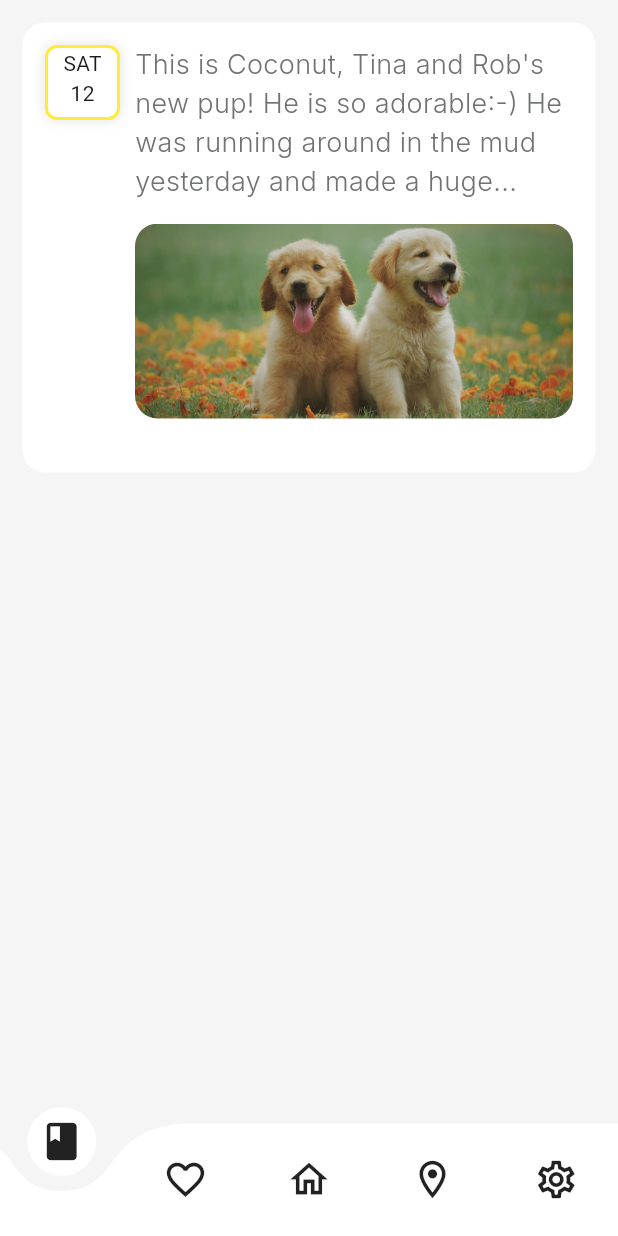
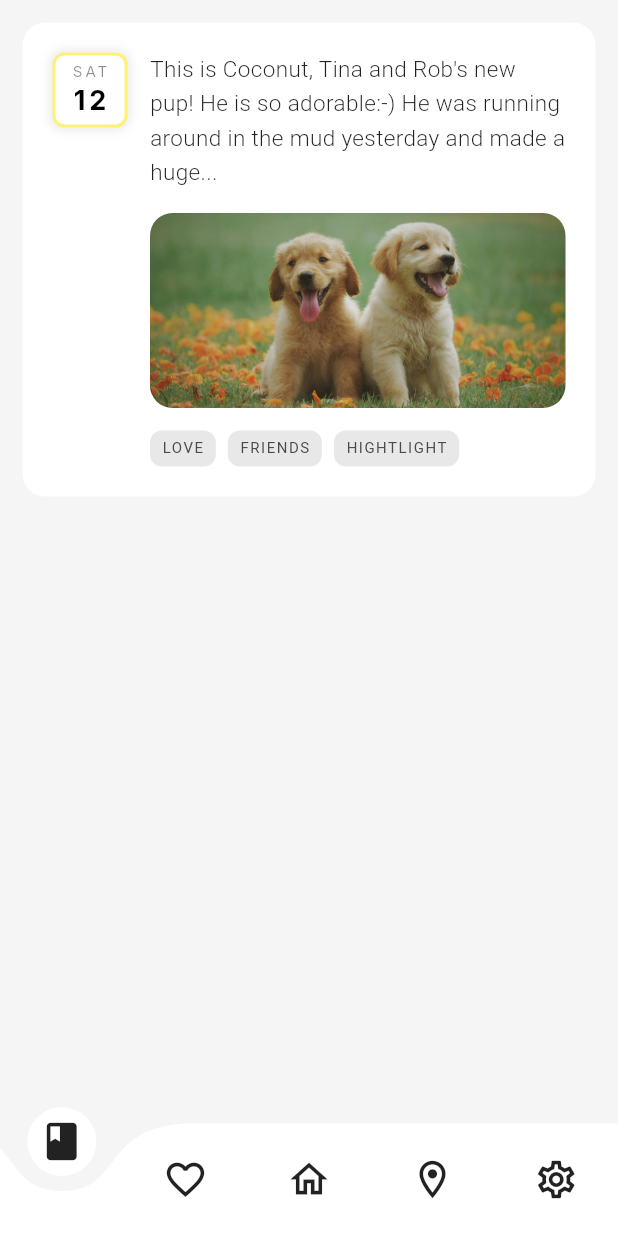
Before and after one commit to orozbaevelmar/Flutter_Start_Journey, a Flutter app: the NavigationBarScreen screen opened directly, on a phone screen of 412 x 824 dp. Run offline on Flutter 3.47's test engine with Material 3 defaults, Android fonts, the phone set to English and light mode, and no system bars; drawn by our look-alikes of curved_navigation_bar; our stand-ins replace dartz, equatable, flutter_bloc, flutter_secure_storage, fluttertoast, geolocator and 5 more; missing offline and left inert: yandex_mapkit; accounts and stored records are empty.

Commit message:
Into Journal screen added some categories

```diff
--- a/lib/u_presentation/screen/trip_journal/trip_journal.dart
+++ b/lib/u_presentation/screen/trip_journal/trip_journal.dart
@@ -1,7 +1,7 @@
 import 'package:flutter/material.dart';
+import 'package:google_fonts/google_fonts.dart';
 import 'package:start_journey/utils/constants/box_shadow.dart';
 import 'package:start_journey/utils/constants/color_const.dart';
-import 'package:start_journey/utils/constants/text_style_const.dart';
 
 class TripJournal extends StatelessWidget {
   TripJournal({super.key});
@@ -14,6 +14,8 @@ class TripJournal extends StatelessWidget {
     'With other words, he will build a route of places, with help of Latitude and Longtitude,'
   ];
 
+  final someWordsList = ['love', 'friends', 'hightlight'];
+
   final String str =
       'This is Coconut, Tina and Rob\'s new pup! He is so adorable:-) He was running around in the mud yesterday and made a huge...';
 
@@ -25,8 +27,7 @@ class TripJournal extends StatelessWidget {
         child: Column(
           children: [
             Container(
-              height: 300,
-              padding: EdgeInsets.all(15),
+              padding: EdgeInsets.all(20),
               decoration: BoxDecoration(
                 color: MColor.white,
                 borderRadius: BorderRadius.all(Radius.circular(15)),
@@ -35,7 +36,7 @@ class TripJournal extends StatelessWidget {
                 crossAxisAlignment: CrossAxisAlignment.start,
                 children: [
                   _buildData(),
-                  SizedBox(width: 10),
+                  SizedBox(width: 15),
                   Expanded(
                     child: Column(
                       children: [
@@ -43,7 +44,14 @@ class TripJournal extends StatelessWidget {
                           str,
                           maxLines: 4,
                           overflow: TextOverflow.ellipsis,
-                          style: MTextStyle.Regular18,
+                          style: GoogleFonts.roboto(
+                            textStyle: TextStyle(
+                              fontWeight: FontWeight.w300,
+                              fontSize: 15,
+                              height: 1.5,
+                              color: Colors.black87,
+                            ),
+                          ),
                         ),
                         SizedBox(height: 15),
                         /* Container(
@@ -60,6 +68,37 @@ class TripJournal extends StatelessWidget {
                               image: AssetImage('images/journal/dog.jpeg'),
                             ),
                           ),
+                        ),
+                        SizedBox(height: 15),
+                        Row(
+                          children: [
+                            for (int i = 0; i < someWordsList.length; i++)
+                              Container(
+                                margin: i != someWordsList.length
+                                    ? EdgeInsets.only(right: 8)
+                                    : EdgeInsets.zero,
+                                padding: EdgeInsets.symmetric(
+                                  horizontal: 8,
+                                  vertical: 2,
+                                ),
+                                decoration: BoxDecoration(
+                                  borderRadius: BorderRadius.circular(8),
+                                  color: MColor.gray_02,
+                                ),
+                                child: Text(
+                                  someWordsList[i].toUpperCase(),
+                                  style: GoogleFonts.roboto(
+                                    textStyle: TextStyle(
+                                      fontWeight: FontWeight.w400,
+                                      fontSize: 10,
+                                      height: 2,
+                                      letterSpacing: 1,
+                                      color: MColor.gray,
+                                    ),
+                                  ),
+                                ),
+                              ),
+                          ],
                         ),
                       ],
                     ),
@@ -86,16 +125,37 @@ class TripJournal extends StatelessWidget {
         borderRadius: BorderRadius.all(Radius.circular(8)),
         border: Border.all(
           width: 2,
-          color: MColor.yellow,
+          color: Colors.yellow.shade300,
         ),
       ),
       child: Column(
+        mainAxisAlignment: MainAxisAlignment.center,
+        crossAxisAlignment: CrossAxisAlignment.center,
         children: [
           Text(
             'SAT',
-            //  style: MTextStyle.Medium30,
+            style: GoogleFonts.inter(
+              textStyle: TextStyle(
+                fontWeight: FontWeight.w400,
+                fontSize: 10,
+                //eight: 1,
+                color: Colors.black45,
+                letterSpacing: 2,
+              ),
+            ),
           ),
-          Text('12'),
+          Text(
+            '12',
+            style: GoogleFonts.inter(
+              textStyle: TextStyle(
+                fontWeight: FontWeight.w700,
+                fontSize: 18,
+                letterSpacing: 2.5,
+                //eight: 1,
+                color: Colors.black,
+              ),
+            ),
+          ),
         ],
       ),
     );
--- a/lib/utils/constants/color_const.dart
+++ b/lib/utils/constants/color_const.dart
@@ -4,6 +4,7 @@ class MColor {
   static const dark = Color(0xFF6D7A77);
   static const black = Colors.black;
   static const yellow = Colors.yellow;
+  static const yellow2 = Colors.yellowAccent;
 
   static const greenPrimary = Color(0xFF5DB075);
   static const greenSecondary = Color(0xFF4B9460);
--- a/lib/utils/constants/text_style_const.dart
+++ b/lib/utils/constants/text_style_const.dart
@@ -114,7 +114,8 @@ class MTextStyle {
       color: Color(0xFF717372),
     ),
   );
-  static final h1_regular20 = GoogleFonts.roboto(
+  static TextStyle h1_regular20(Color color) {
+    return GoogleFonts.roboto(
       textStyle: const TextStyle(
         fontWeight: FontWeight.w400,
         fontSize: 20,
@@ -122,6 +123,7 @@ class MTextStyle {
         height: 23.44 / 16,
       ),
     );
+  }
 
   static final h3_14Light = GoogleFonts.roboto(
     textStyle: const TextStyle(
```
Lines whose indentation alone changed are shown as unchanged.
